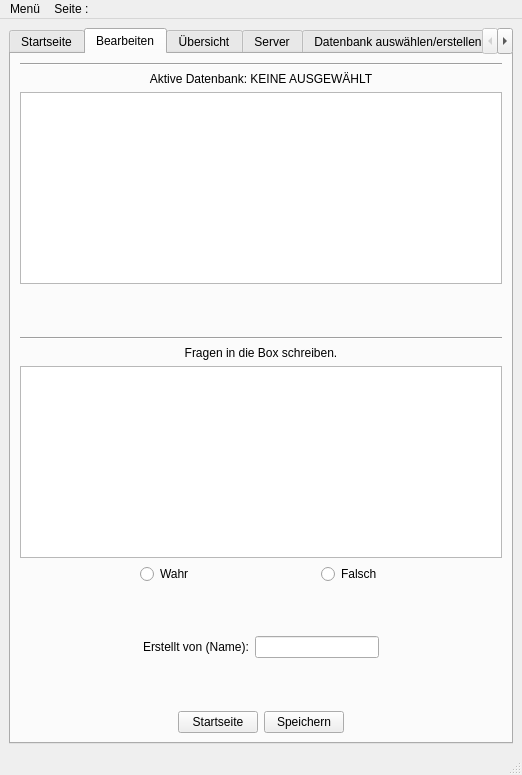
Qt form devLernapp/lernapp.ui (sterniR/LernApp) before a commit.
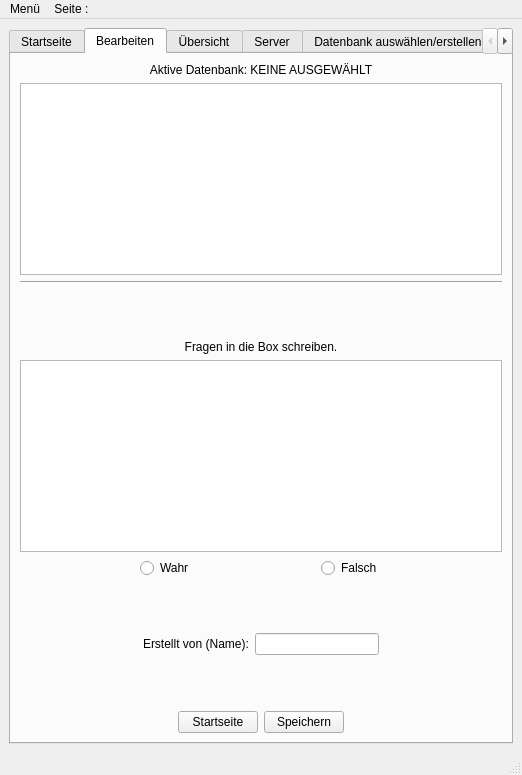
The same form after that commit. The open tabs and pages were chosen to show the change.

Commit message: tab widgets done. begin 'Lernen'

```diff
--- a/devLernapp/lernapp.ui
+++ b/devLernapp/lernapp.ui
@@ -227,13 +227,6 @@
        <layout class="QVBoxLayout" name="verticalLayout_8">
         <item>
          <layout class="QVBoxLayout" name="verticalLayout_7">
-          <item>
-           <widget class="Line" name="line_2">
-            <property name="orientation">
-             <enum>Qt::Orientation::Horizontal</enum>
-            </property>
-           </widget>
-          </item>
           <item>
            <widget class="QLabel" name="label2_1">
             <property name="text">
@@ -247,6 +240,13 @@
           <item>
            <widget class="QTableView" name="tableView2_1"/>
           </item>
+          <item>
+           <widget class="Line" name="line_5">
+            <property name="orientation">
+             <enum>Qt::Orientation::Horizontal</enum>
+            </property>
+           </widget>
+          </item>
           <item>
            <spacer name="verticalSpacer_6">
             <property name="orientation">
@@ -260,13 +260,6 @@
             </property>
            </spacer>
           </item>
-          <item>
-           <widget class="Line" name="line_3">
-            <property name="orientation">
-             <enum>Qt::Orientation::Horizontal</enum>
-            </property>
-           </widget>
-          </item>
           <item>
            <widget class="QLabel" name="label2_3">
             <property name="text">
@@ -726,6 +719,20 @@
                  </property>
                 </widget>
                </item>
+               <item>
+                <widget class="QPushButton" name="button_deleteDatabase">
+                 <property name="text">
+                  <string>Datenbank löschen</string>
+                 </property>
+                </widget>
+               </item>
+               <item>
+                <widget class="Line" name="line_2">
+                 <property name="orientation">
+                  <enum>Qt::Orientation::Horizontal</enum>
+                 </property>
+                </widget>
+               </item>
                <item>
                 <layout class="QHBoxLayout" name="horizontalLayout_10">
                  <item>
```
Left out of the diff: 4 changed lines with no effect on the pictures. The commit also changes 3 other files.
